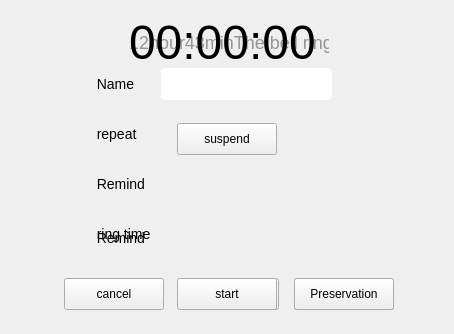
Above: src/plugins/ukui-clock/clock.ui from ukui/ukui-sidebar before the change; both pictures show x 0 to 454 and y 221 to 555 of the 454 by 555 pixel window. Below: the same form after it.
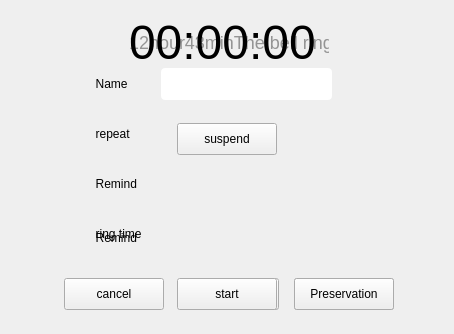
That is the form after the change. The open tabs and pages were chosen to show the change. Icons and pictures are not drawn. Custom widgets are drawn as their Qt base class.

Commit message: Fixed 21199 [alarm clock] some interface boundaries could not be dragged

```diff
--- a/src/plugins/ukui-clock/clock.ui
+++ b/src/plugins/ukui-clock/clock.ui
@@ -303,11 +303,7 @@
          </rect>
         </property>
         <property name="styleSheet">
-         <string notr="true">width:39px;
-height:14px;
-font-size:14px;
-font-weight:400;
-</string>
+         <string notr="true"/>
         </property>
         <property name="text">
          <string>  Remind</string>
@@ -868,10 +864,7 @@
       </rect>
      </property>
      <property name="styleSheet">
-      <string notr="true">width:39px;
-height:14px;
-font-size:14px;
-font-weight:400;
+      <string notr="true">
 </string>
      </property>
      <property name="text">
@@ -918,10 +911,7 @@
       </rect>
      </property>
      <property name="styleSheet">
-      <string notr="true">width:39px;
-height:14px;
-font-size:14px;
-font-weight:400;
+      <string notr="true">
 </string>
      </property>
      <property name="text">
@@ -989,10 +979,7 @@
       </rect>
      </property>
      <property name="styleSheet">
-      <string notr="true">width:39px;
-height:14px;
-font-size:14px;
-font-weight:400;
+      <string notr="true">
 </string>
      </property>
      <property name="text">
@@ -1060,11 +1047,7 @@
       </rect>
      </property>
      <property name="styleSheet">
-      <string notr="true">width:39px;
-height:14px;
-font-size:14px;
-font-weight:400;
-</string>
+      <string notr="true"/>
      </property>
      <property name="text">
       <string>  ring time</string>
```
Left out of the diff: 5 changed lines with no effect on the pictures. The commit also changes 2 other files.
